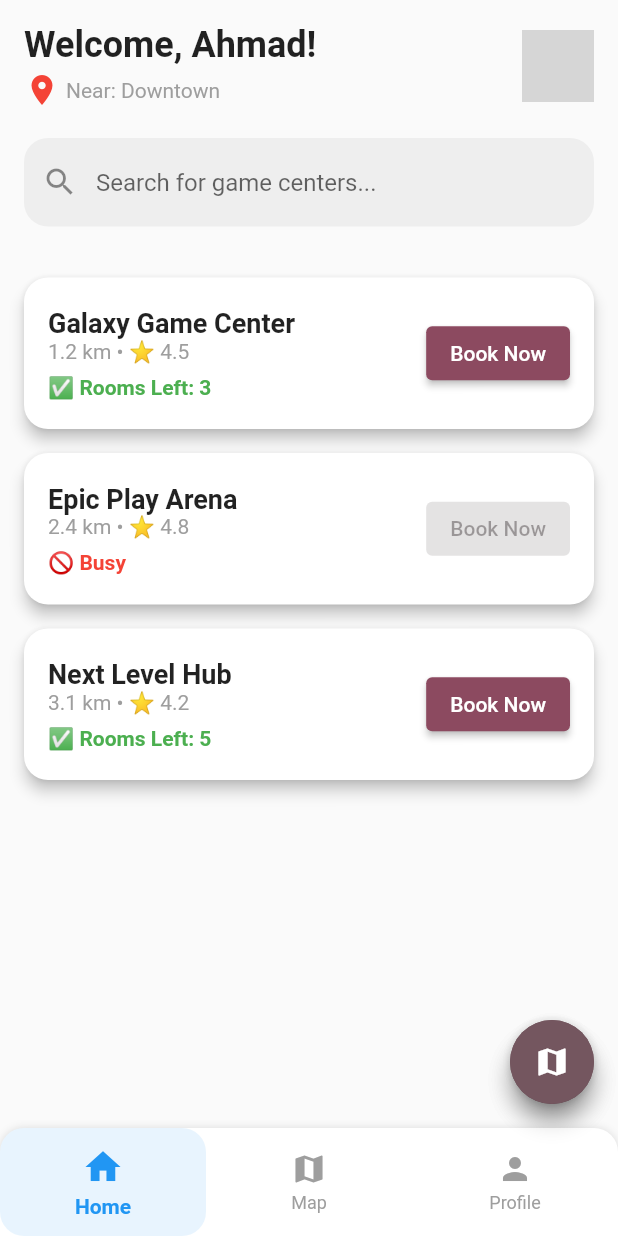
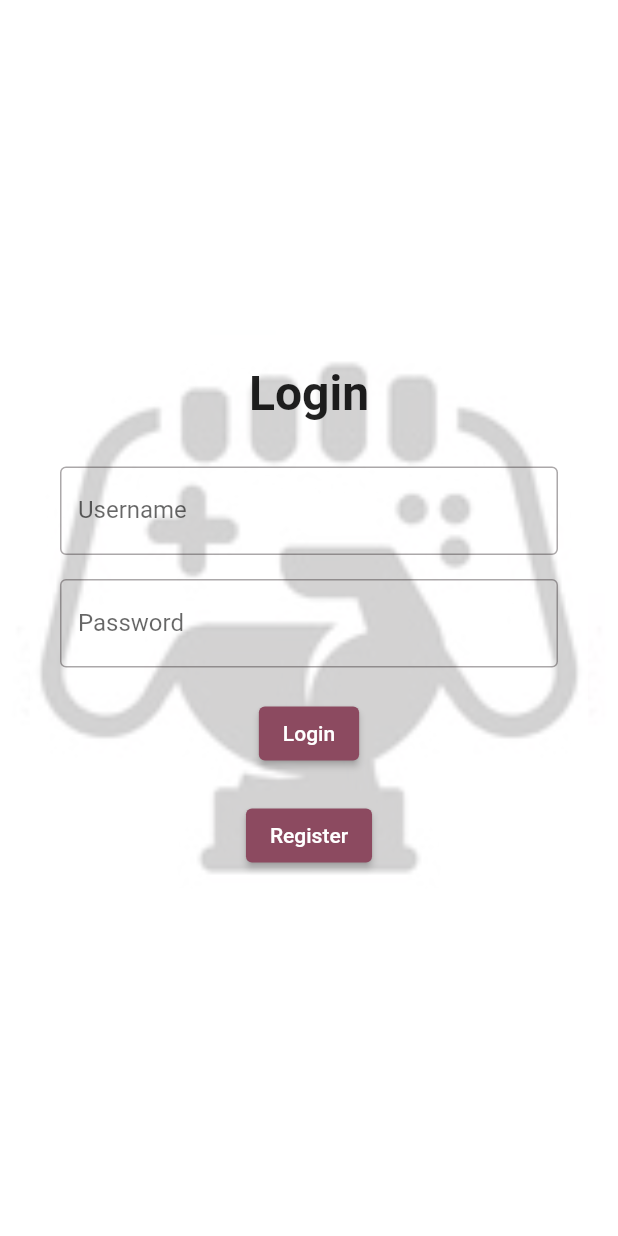
Before and after one commit to ahmadmansour1/game-hub-, a Flutter app: the screen it shows after launch, on a phone screen of 412 x 824 dp. Run offline on Flutter 3.47's test engine with Material 3 defaults, Android fonts, the phone set to English and light mode, and no system bars; our stand-ins replace dio, firebase_core, flutter_map, get, latlong2, shared_preferences; missing offline and left inert: flutter_stripe; accounts and stored records are empty; grey boxes are pictures that could not be loaded.

Commit message:
adding register and login using apis and authntication

```diff
--- /dev/null
+++ b/lib/bindings/auth_bindings.dart
@@ -0,0 +1,10 @@
+// lib/bindings/auth_binding.dart
+import 'package:game/controllers/auth_controllers.dart';
+import 'package:get/get.dart';
+
+class AuthBinding extends Bindings {
+  @override
+  void dependencies() {
+    Get.lazyPut(() => AuthController());
+  }
+}
--- a/lib/consts/api_keys.dart
+++ b/lib/consts/api_keys.dart
@@ -1,4 +1,7 @@
 class ApiKeys {
   static String publishedKey = "pk_test_51R6HYsGgytUrAUgSiA6uhVgLiBIyiUdjawbptj2hfnnBgdOs4NE2PK0XhgXDWMcrlNZGQ3OTJtyRPo7UszolwPWM008Iaj9WJa";
   static String secretKey = "sk_test_51R6HYsGgytUrAUgS7NO0slpIvAkYiubGjJ400c3G24GnwwoZi7ZAiTzofr0hZFIPVjbYDObXxHxIgg6QldHFK0HW00Fh9Rzz8J";
+  static const String baseUrl = 'http://192.168.1.140:3000'; // or your live IP
+  static const String registerEndpoint = '/auth/register';
+  static const String loginEndpoint = '/auth/login';
 }
--- /dev/null
+++ b/lib/controllers/auth_controllers.dart
@@ -0,0 +1,46 @@
+// lib/controllers/auth_controller.dart
+import 'dart:convert';
+
+import 'package:game/data/user.dart';
+import 'package:game/screens/home_page.dart';
+import 'package:game/service/api_serveice.dart';
+import 'package:get/get.dart';
+import 'package:shared_preferences/shared_preferences.dart';
+class AuthController extends GetxController {
+  var isLoading = false.obs;
+  var user = Rxn<User>();
+
+
+
+  Future<void> register(String username, String password) async {
+    isLoading.value = true;
+    try {
+      final result = await ApiService.registerUser(username, password);
+      if (result['statusCode'] == 201) {
+        user.value = User(username: username);
+        Get.snackbar('Success', 'Registered successfully');
+        Get.offAllNamed('/home');
+
+        // Navigate to home or login
+      } else {
+        Get.snackbar('Error', result['body']['message'] ?? 'Registration failed');
+      }
+    } catch (e) {
+      Get.snackbar('Error', 'Server error');
+    } finally {
+      isLoading.value = false;
+    }
+  }
+  Future<void> login(String username, String password) async {
+    isLoading.value = true;
+    final response = await ApiService.loginUser(username, password);
+
+    if (response['statusCode'] == 200) {
+      Get.offAll(() => HomeScreen());
+    } else {
+      Get.snackbar('Login Failed', response['body']['message'] ?? 'Invalid credentials');
+    }
+
+    isLoading.value = false;
+  }
+}
--- /dev/null
+++ b/lib/data/user.dart
@@ -0,0 +1,10 @@
+// lib/models/user_model.dart
+class User {
+  final String username;
+
+  User({required this.username});
+
+  factory User.fromJson(Map<String, dynamic> json) {
+    return User(username: json['username']);
+  }
+}
--- a/lib/main.dart
+++ b/lib/main.dart
@@ -1,25 +1,38 @@
 import 'package:firebase_core/firebase_core.dart';
 import 'package:flutter/material.dart';
 import 'package:flutter_stripe/flutter_stripe.dart';
+import 'package:game/screens/home_page.dart';
+import 'package:game/screens/login%20/login.dart';
+import 'package:game/screens/regestir/register.dart';
 import 'package:game/screens/splash_screen.dart';
+import 'package:get/get_navigation/src/root/get_material_app.dart';
+import 'package:get/get_navigation/src/routes/get_route.dart';
+import 'package:shared_preferences/shared_preferences.dart';
 
+import 'bindings/auth_bindings.dart';
 import 'consts/api_keys.dart';
 import 'service/firebase_options.dart';
 
 void main() async {
-  Stripe.publishableKey=ApiKeys.publishedKey;
-  WidgetsFlutterBinding.ensureInitialized();
-  await Firebase.initializeApp(
-    options: DefaultFirebaseOptions.currentPlatform,
-  );
-  runApp(const MyApp());
+  WidgetsFlutterBinding.ensureInitialized(); // 👈 Required for platform channels
+  await Firebase.initializeApp(options: DefaultFirebaseOptions.currentPlatform);
+
+  // Optionally configure Stripe if you're using it
+  Stripe.publishableKey = ApiKeys.publishedKey;
+
+  runApp(MyApp());
 }
+
 class MyApp extends StatelessWidget {
-  const MyApp({super.key});
-
   @override
   Widget build(BuildContext context) {
-    return MaterialApp(
+    return GetMaterialApp(
+      getPages: [
+        GetPage(name: '/splash', page: () => SplashScreen()),
+        GetPage(name: '/login', page: () => LoginPage(), binding: AuthBinding()),
+        GetPage(name: '/home', page: () => HomeScreen()),
+        GetPage(name: '/register', page: () => RegisterPage(), binding: AuthBinding()),
+      ],
       theme: ThemeData(
           colorScheme: ColorScheme.fromSeed(seedColor: Colors.black),
           appBarTheme: AppBarTheme(
@@ -37,7 +50,7 @@ class MyApp extends StatelessWidget {
           ),
           useMaterial3: false
       ),
-
+      initialBinding: AuthBinding(),
       home: SplashScreen(),
     );
   }
--- a/lib/screens/home_page.dart
+++ b/lib/screens/home_page.dart
@@ -42,7 +42,6 @@ class _HomeScreenState extends State<HomeScreen> {
       floatingActionButton: _selectedIndex == 0
           ? FloatingActionButton(
         onPressed: () {
-          // Navigate to map view or show map modal
         },
         child: const Icon(Icons.map),
       )
--- /dev/null
+++ b/lib/screens/login /login.dart
@@ -0,0 +1,93 @@
+import 'package:flutter/material.dart';
+import 'package:game/controllers/auth_controllers.dart';
+import 'package:get/get.dart';
+
+class LoginPage extends StatelessWidget {
+  final AuthController authController = Get.find<AuthController>();
+
+  final TextEditingController usernameController = TextEditingController();
+  final TextEditingController passwordController = TextEditingController();
+
+  @override
+  Widget build(BuildContext context) {
+    return Scaffold(
+      body: Obx(() => authController.isLoading.value
+          ? Center(child: CircularProgressIndicator())
+          : Stack(
+        children: [
+
+          Positioned.fill(
+            child: Image.asset(
+              'assets/game.jpg',
+              fit: BoxFit.cover, // Ensure the image covers the whole screen
+            ),
+          ),
+          // Content on top of the background image
+          Center(
+            child: Padding(
+              padding: const EdgeInsets.all(20.0),
+              child: Container(
+                decoration: BoxDecoration(
+                  color: Colors.white.withOpacity(0.8), // Semi-transparent background
+                  borderRadius: BorderRadius.circular(15),
+                ),
+                padding: const EdgeInsets.all(20.0),
+                child: SingleChildScrollView(
+                  child: Column(
+                    mainAxisAlignment: MainAxisAlignment.center,
+                    children: [
+                      Padding(
+                        padding: const EdgeInsets.only(bottom: 30.0),
+                        child: Text(
+                          'Login',
+                          style: TextStyle(
+                            fontSize: 32,
+                            fontWeight: FontWeight.bold,
+                          ),
+                        ),
+                      ),
+
+                      TextField(
+                        controller: usernameController,
+                        decoration: InputDecoration(
+                          labelText: 'Username',
+                          border: OutlineInputBorder(),
+                        ),
+                      ),
+                      SizedBox(height: 16),
+                      TextField(
+                        controller: passwordController,
+                        decoration: InputDecoration(
+                          labelText: 'Password',
+                          border: OutlineInputBorder(),
+                        ),
+                        obscureText: true,
+                      ),
+                      SizedBox(height: 20),
+                      ElevatedButton(
+                        onPressed: () {
+                          final username = usernameController.text.trim();
+                          final password = passwordController.text.trim();
+
+                          authController.login(username, password);
+                        },
+                        child: Text('Login'),
+                      ),
+                      SizedBox(height: 20),
+                      ElevatedButton(
+                        onPressed: () {
+                          Get.offAllNamed('/register');
+                        },
+                        child: Text('Register'),
+                      ),
+                    ],
+                  ),
+                ),
+              ),
+            ),
+          ),
+        ],
+      )),
+    );
+  }
+}
--- a/lib/screens/profile_page.dart
+++ b/lib/screens/profile_page.dart
@@ -1,4 +1,7 @@
 import 'package:flutter/material.dart';
+import 'package:game/service/api_serveice.dart';
+import 'package:get/get.dart';
+import 'package:get/get_core/src/get_main.dart';
 
 class ProfileScreen extends StatelessWidget {
   const ProfileScreen({Key? key}) : super(key: key);
@@ -38,7 +41,10 @@ class ProfileScreen extends StatelessWidget {
             ListTile(
               leading: const Icon(Icons.logout),
               title: const Text("Logout"),
-              onTap: () {
+              onTap: () async {
+                 await ApiService.clearToken();
+                Get.offAllNamed('/login');
+
                 // Handle logout logic
               },
             ),
--- a/pubspec.yaml
+++ b/pubspec.yaml
@@ -28,6 +28,8 @@ dependencies:
   flutter_stripe: ^11.4.0
   dio: ^5.8.0+1
   flutter_map: ^8.1.1
+  get: ^4.7.2
+  shared_preferences: ^2.5.3
 
 dev_dependencies:
   flutter_test:
```
Also changed, not shown: lib/screens/regestir/register.dart (added, +41 -0 lines), lib/screens/splash_screen.dart (+15 -11 lines), lib/service/api_serveice.dart (added, +59 -0 lines), lib/routes/app_routes.dart (added), pubspec.lock, 11 other files. Lines whose indentation alone changed are shown as unchanged.
